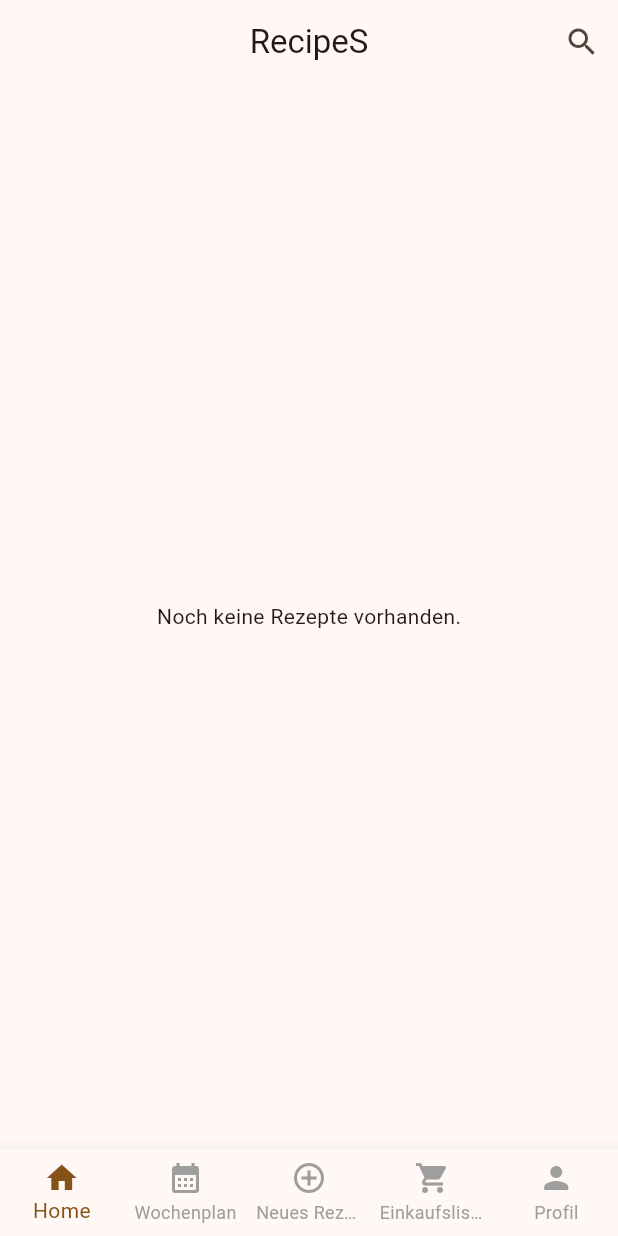
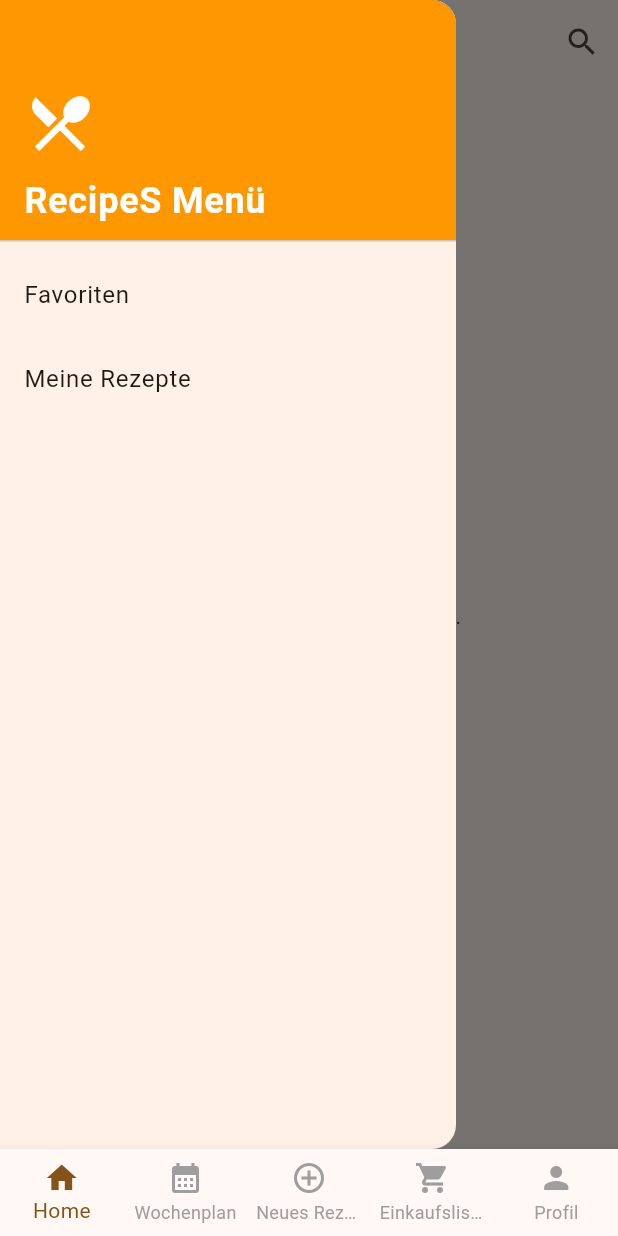
Before and after one commit to ilias314/Flutter-XPlatform-app, a Flutter app: the screen it shows once a user with an empty profile is signed in, with the side drawer open (before the commit the screen has no drawer), on a phone screen of 412 x 824 dp. Run offline on Flutter 3.47's test engine with Material 3 defaults, Android fonts, the phone set to English and light mode, and no system bars; our stand-ins replace flutter_riverpod, go_router, image_picker, supabase_flutter; accounts and stored records are empty.

Commit message:
burger menu hinzugefügt Logo mit Farbe

```diff
--- a/recipes/lib/pages/home_screen.dart
+++ b/recipes/lib/pages/home_screen.dart
@@ -25,8 +25,17 @@ class _StartseitePagesState extends State<StartseitePages> {
   @override
   Widget build(BuildContext context) {
     return Scaffold(
+      // ---------------------------------------------------------
+      // 1. APP BAR (Ohne manuelles leading Icon!)
+      // Flutter fügt das Burger-Icon automatisch hinzu, weil wir unten einen 'drawer' haben.
+      // ---------------------------------------------------------
       appBar: AppBar(
         title: const Text('RecipeS'),
+        titleTextStyle: const TextStyle(
+          color: Colors.orange,
+          fontSize: 24,
+          fontWeight: FontWeight.bold,
+        ),
         centerTitle: true,
         actions: <Widget>[
           Hero(
@@ -41,6 +50,64 @@ class _StartseitePagesState extends State<StartseitePages> {
           ),
         ],
       ),
+
+      // ---------------------------------------------------------
+      // 2. DRAWER (Das Menü, das von der Seite kommt)
+      // ---------------------------------------------------------
+      drawer: Drawer(
+        child: ListView(
+          padding: EdgeInsets.zero, // Wichtig, damit es auch hinter die Statusleiste geht
+          children: [
+            // Der Kopfbereich des Menüs
+            const DrawerHeader(
+              decoration: BoxDecoration(
+                color: Colors.orange, // Deine App-Farbe
+              ),
+              child: Column(
+                crossAxisAlignment: CrossAxisAlignment.start,
+                mainAxisAlignment: MainAxisAlignment.end,
+                children: [
+                  Icon(Icons.restaurant_menu, color: Colors.white, size: 48),
+                  SizedBox(height: 10),
+                  Text(
+                    'RecipeS Menü',
+                    style: TextStyle(
+                      color: Colors.white,
+                      fontSize: 24,
+                      fontWeight: FontWeight.bold,
+                    ),
+                  ),
+                ],
+              ),
+            ),
+
+            // Eintrag 1: Favoriten
+            ListTile(
+              title: const Text('Favoriten'),
+              onTap: () {
+                // Erst den Drawer schließen, dann navigieren
+                Navigator.pop(context);
+                // context.go('/favorites'); // TODO: Route einfügen
+                print("Navigiere zu Favoriten");
+              },
+            ),
+
+            // Eintrag 2: Meine Rezepte
+            ListTile(
+              title: const Text('Meine Rezepte'),
+              onTap: () {
+                Navigator.pop(context);
+                // context.go('/my-recipes'); // TODO: Route einfügen
+                print("Navigiere zu Meine Rezepte");
+              },
+            ),
+          ],
+        ),
+      ),
+
+      // ---------------------------------------------------------
+      // 3. BODY (Der Inhalt der Seite)
+      // ---------------------------------------------------------
       body: FutureBuilder<List<Recipe>>(
         future: _recipesFuture,
         builder: (context, snapshot) {
@@ -58,53 +125,23 @@ class _StartseitePagesState extends State<StartseitePages> {
             return const Center(child: Text('Noch keine Rezepte vorhanden.'));
           }
 
-          // -----------------------------------------------------------
-          // DATA PREPARATION (Sorting & Filtering)
-          // -----------------------------------------------------------
-
-          // 1. Neueste Rezepte (Assuming the API returns them, or we sort by ID/Date)
+          // Data Preparation...
           final newestRecipes = List<Recipe>.from(allRecipes);
-          // newestRecipes.sort((a, b) => b.createdAt.compareTo(a.createdAt)); // Uncomment if you have a date field
-
-          // 2. Top Rezepte je nach Ernährungsweise (Placeholder Logic)
-          // TODO: Connect this to the user's actual profile preference (e.g., from Riverpod)
-          // For now, we simulate a "Vegetarian" preference or just show a mix.
-          final dietRecipes = allRecipes.where((r) {
-             // Example: return r.isVegetarian == true;
-             return true; // Returns all for now until you define the filter
-          }).take(5).toList();
-
-          // 3. Top der Woche (High rating + Created recently)
-          // Since we might not have 'rating' or 'date' yet, we take the first 3 as a dummy.
+          final dietRecipes = allRecipes.take(5).toList();
           final topWeekRecipes = allRecipes.take(3).toList();
-
-          // 4. Top des Monats
-          // We take a different slice or sort differently
           final topMonthRecipes = allRecipes.skip(3).take(3).toList();
 
           return SingleChildScrollView(
             child: Column(
               children: <Widget>[
                 const SizedBox(height: 20),
-
-                // SECTION 1: Top Rezepte je nach Ernährungsweise
                 _buildRealRecipeSection(context, 'Für dich ausgewählt', dietRecipes),
-
                 const SizedBox(height: 10),
-
-                // SECTION 2: Neueste Rezepte
                 _buildRealRecipeSection(context, 'Neueste Rezepte', newestRecipes),
-
                 const SizedBox(height: 10),
-
-                // SECTION 3: Top Rezepte der Woche
                 _buildRealRecipeSection(context, 'Top der Woche', topWeekRecipes),
-
                 const SizedBox(height: 10),
-
-                // SECTION 4: Top Rezepte des Monats
                 _buildRealRecipeSection(context, 'Top des Monats', topMonthRecipes),
-
                 const SizedBox(height: 40),
               ],
             ),
@@ -114,14 +151,12 @@ class _StartseitePagesState extends State<StartseitePages> {
     );
   }
 
-  // --- HELPER WIDGET ---
   Widget _buildRealRecipeSection(BuildContext context, String title, List<Recipe> recipes) {
     if (recipes.isEmpty) return const SizedBox.shrink();
 
     return Column(
       crossAxisAlignment: CrossAxisAlignment.start,
       children: [
-        // Title Row
         Padding(
           padding: const EdgeInsets.symmetric(horizontal: 16.0),
           child: Row(
@@ -135,16 +170,12 @@ class _StartseitePagesState extends State<StartseitePages> {
                     ),
               ),
               TextButton(
-                onPressed: () {
-                  // TODO: Navigate to a "See All" list
-                },
+                onPressed: () {},
                 child: const Text('Alle'),
               ),
             ],
           ),
         ),
-
-        // Horizontal List
         SizedBox(
           height: 260,
           child: ListView.builder(
```
Also changed, not shown: recipes/pubspec.lock.
